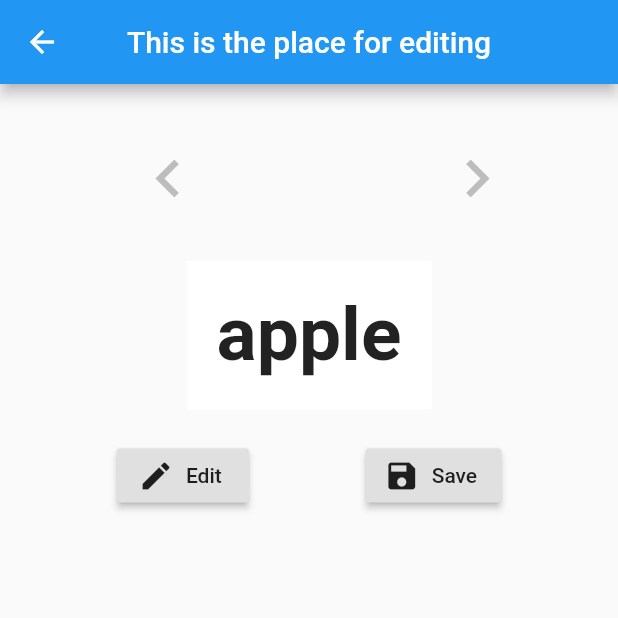
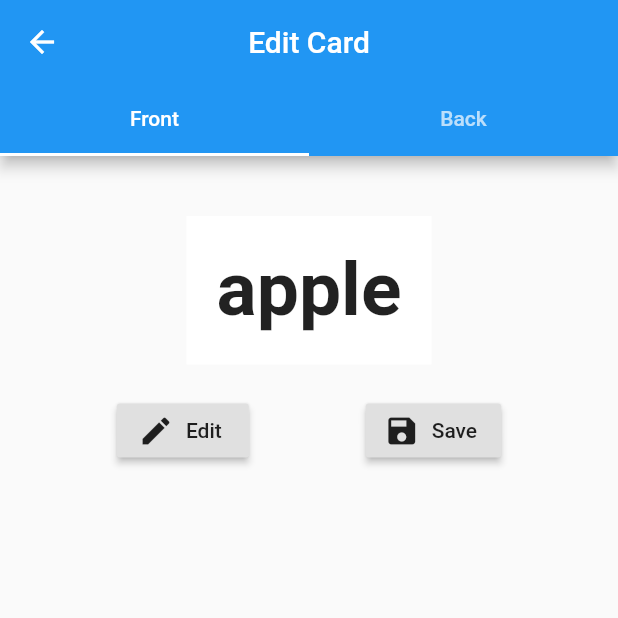
Before and after one commit to TokisakiKurumi2001/4Lingo, a Flutter app: the Editor screen opened directly with sample values from the repository, on a phone screen of 412 x 824 dp, the top half of it. Run offline on Flutter 3.47's test engine with Material 2 defaults, Android fonts, the phone set to English and light mode, and no system bars; our stand-ins replace flip_card, fluttericon.

Commit message:
TabEdit view for front and back of flashcard

```diff
--- a/lib/home/components/word/Editor.dart
+++ b/lib/home/components/word/Editor.dart
@@ -2,14 +2,14 @@ import 'package:flutter/material.dart';
 import '../../../vocab.dart';
 import '../../../global.dart' as globals;
 
-class Editor extends StatefulWidget {
+class FrontEditor extends StatefulWidget {
   final Vocab w;
-  Editor(this.w);
+  FrontEditor(this.w);
   @override
-  _EditorState createState() => _EditorState();
+  _FrontEditorState createState() => _FrontEditorState();
 }
 
-class _EditorState extends State<Editor> {
+class _FrontEditorState extends State<FrontEditor> {
   bool isEditing = false;
   final TextEditingController Mycontroller = TextEditingController();
   String Init;
@@ -23,45 +23,30 @@ class _EditorState extends State<Editor> {
   }
 
   @override
+  Widget TextorField() {
+    if (isEditing) {
+      Mycontroller.text = Init;
+      isEditing = false;
+      return TextField(
+        autofocus: true,
+        controller: Mycontroller,
+      );
+    } else {
+      return Text(
+        Init,
+        style: TextStyle(
+          fontWeight: FontWeight.bold,
+          fontSize: 50,
+        ),
+      );
+    }
+  }
+
   Widget build(BuildContext context) {
-    return Scaffold(
-      appBar: AppBar(
-        title: Text('This is the place for editing'),
-        centerTitle: true,
-      ),
-      body: Builder(builder: (BuildContext context) {
     return SingleChildScrollView(
       child: Column(
         mainAxisSize: MainAxisSize.max,
         children: <Widget>[
-              SizedBox(
-                height: 30,
-              ),
-              Row(
-                mainAxisAlignment: MainAxisAlignment.spaceAround,
-                children: <Widget>[
-                  // ignore: missing_required_param
-                  IconButton(
-                      icon: Icon(
-                    Icons.navigate_before,
-                    size: 50,
-                    color: Colors.grey[400],
-                  )),
-                  IconButton(
-                    icon: Icon(
-                      Icons.navigate_next,
-                      size: 50,
-                      color: Colors.grey[400],
-                    ),
-                    onPressed: () {
-                      Navigator.push(
-                          context,
-                          MaterialPageRoute(
-                              builder: (context) => BackEditor(index)));
-                    },
-                  )
-                ],
-              ),
           SizedBox(
             height: 40,
           ),
@@ -108,28 +93,6 @@ class _EditorState extends State<Editor> {
         ],
       ),
     );
-      }),
-    );
-  }
-
-  // ignore: non_constant_identifier_names
-  Widget TextorField() {
-    if (isEditing) {
-      Mycontroller.text = Init;
-      isEditing = false;
-      return TextField(
-        autofocus: true,
-        controller: Mycontroller,
-      );
-    } else {
-      return Text(
-        Init,
-        style: TextStyle(
-          fontWeight: FontWeight.bold,
-          fontSize: 50,
-        ),
-      );
-    }
   }
 }
 
@@ -162,37 +125,13 @@ class _BackEditorState extends State<BackEditor> {
   @override
   Widget build(BuildContext context) {
     return Scaffold(
-      appBar: AppBar(
-        automaticallyImplyLeading: false,
-      ),
+      // appBar: AppBar(
+      //   automaticallyImplyLeading: false,
+      // ),
       body: Builder(
         builder: (BuildContext context) => SingleChildScrollView(
           child: Column(
             children: <Widget>[
-              SizedBox(height: 40),
-              Row(
-                mainAxisAlignment: MainAxisAlignment.spaceAround,
-                children: <Widget>[
-                  IconButton(
-                    icon: Icon(
-                      Icons.navigate_before,
-                      size: 50,
-                      color: Colors.grey[400],
-                    ),
-                    onPressed: () {
-                      Navigator.pop(context);
-                    },
-                  ),
-                  // ignore: missing_required_param
-                  IconButton(
-                    icon: Icon(
-                      Icons.navigate_next,
-                      size: 50,
-                      color: Colors.grey[400],
-                    ),
-                  )
-                ],
-              ),
               SizedBox(
                 height: 40,
               ),
@@ -289,3 +228,52 @@ class _BackEditorState extends State<BackEditor> {
     }
   }
 }
+
+class Editor extends StatefulWidget {
+  final Vocab w;
+  Editor(this.w);
+
+  @override
+  _EditorState createState() => _EditorState();
+}
+
+class _EditorState extends State<Editor> {
+  int index;
+
+  @override
+  void initState() {
+    super.initState();
+    index = globals.finding(widget.w);
+  }
+
+  @override
+  Widget build(BuildContext context) {
+    return Scaffold(
+      body: DefaultTabController(
+        length: 2,
+        child: Scaffold(
+          appBar: AppBar(
+            bottom: TabBar(
+              tabs: [
+                Tab(
+                  text: 'Front',
+                ),
+                Tab(
+                  text: 'Back',
+                ),
+              ],
+            ),
+            title: Text('Edit Card'),
+            centerTitle: true,
+          ),
+          body: TabBarView(
+            children: [
+              FrontEditor(widget.w),
+              BackEditor(index),
+            ],
+          ),
+        ),
+      ),
+    );
+  }
+}
```
Also changed, not shown: lib/home/components/word/wordcard.dart (+19 -12 lines). Lines whose indentation alone changed are shown as unchanged.
